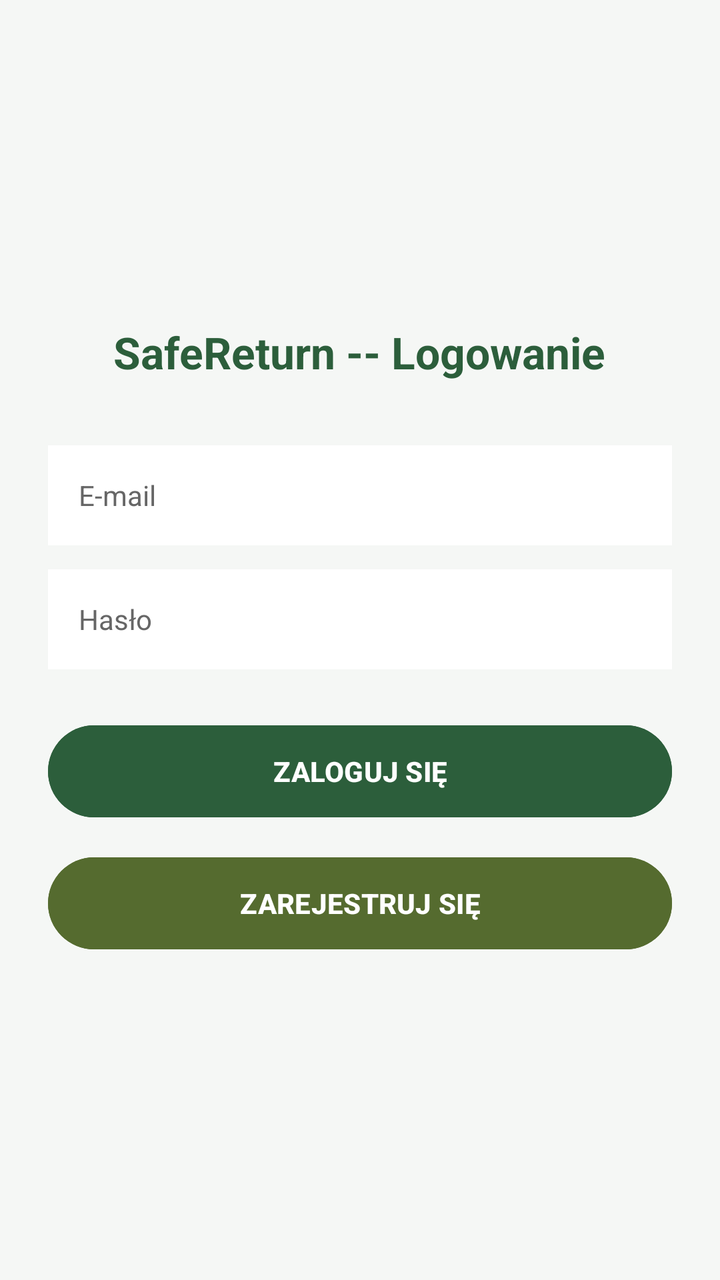
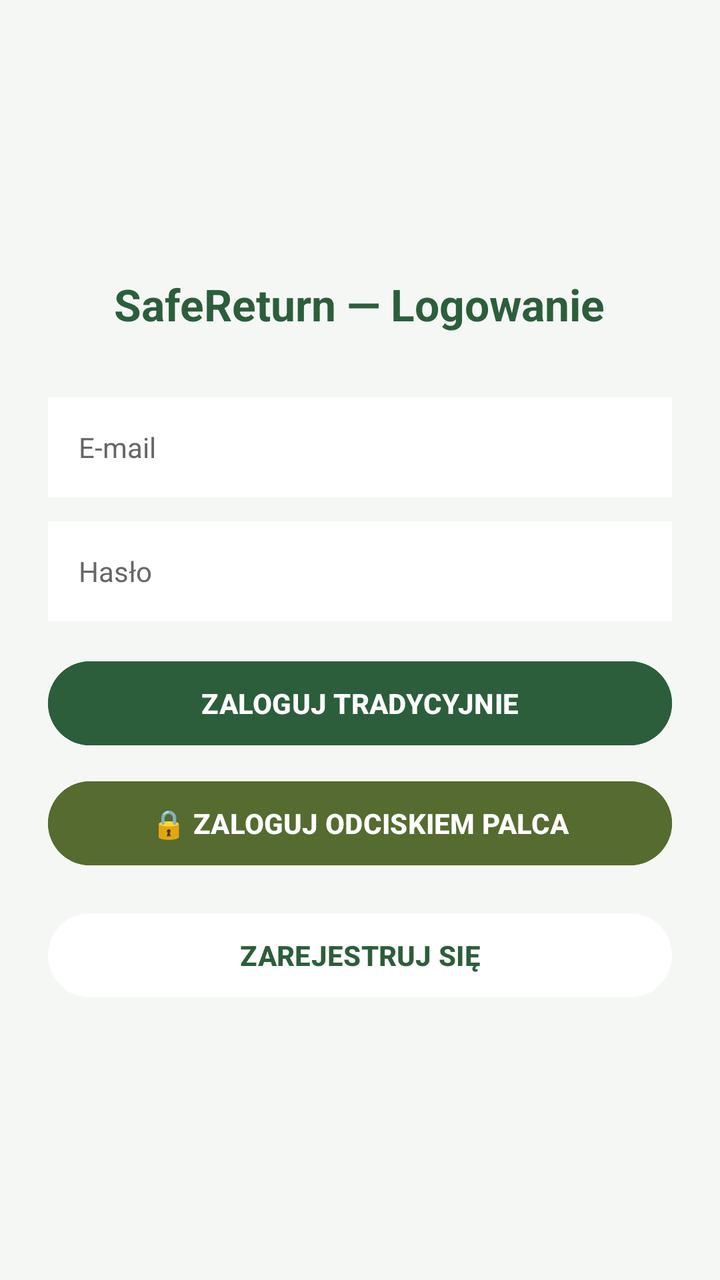

The first picture is an Android layout as it rendered before a commit; the second is the same layout after the commit. The layout source and the unified diff follow.
<!-- AndroidManifest.xml: application theme Theme.SafeReturn -->
<!-- res/layout/activity_login.xml -->
<?xml version="1.0" encoding="utf-8"?>
<LinearLayout xmlns:android="http://schemas.android.com/apk/res/android"
    android:layout_width="match_parent"
    android:layout_height="match_parent"
    android:background="@color/bg_light"
    android:gravity="center"
    android:orientation="vertical"
    android:padding="24dp">

    <TextView
        android:layout_width="wrap_content"
        android:layout_height="wrap_content"
        android:layout_marginBottom="32dp"
        android:text="SafeReturn -- Logowanie"
        android:textColor="@color/forest_primary"
        android:textSize="22sp"
        android:textStyle="bold" />

    <EditText
        android:id="@+id/etEmail"
        android:layout_width="match_parent"
        android:layout_height="50dp"
        android:layout_marginBottom="12dp"
        android:background="@color/card_bg"
        android:hint=" E-mail"
        android:inputType="textEmailAddress"
        android:paddingHorizontal="12dp"
        android:textColor="@color/text_main"
        android:textColorHint="#666666"
        android:textSize="14sp" />

    <EditText
        android:id="@+id/etPassword"
        android:layout_width="match_parent"
        android:layout_height="50dp"
        android:layout_marginBottom="24dp"
        android:background="@color/card_bg"
        android:hint=" Hasło"
        android:inputType="textPassword"
        android:paddingHorizontal="12dp"
        android:textColor="@color/text_main"
        android:textColorHint="#666666"
        android:textSize="14sp" />

    <Button
        android:id="@+id/btnLogin"
        android:layout_width="match_parent"
        android:layout_height="54dp"
        android:layout_marginBottom="12dp"
        android:backgroundTint="@color/forest_primary"
        android:text="ZALOGUJ SIĘ"
        android:textColor="@android:color/white"
        android:textStyle="bold" />

    <Button
        android:id="@+id/btnRegister"
        android:layout_width="match_parent"
        android:layout_height="54dp"
        android:backgroundTint="@color/forest_accent"
        android:text="ZAREJESTRUJ SIĘ"
        android:textColor="@android:color/white"
        android:textStyle="bold" />

</LinearLayout>
<!-- resources referenced by this layout -->
<resources>
  <color name="bg_light">#F5F7F5</color>
  <color name="card_bg">#FFFFFF</color>
  <color name="forest_accent">#556B2F</color>
  <color name="forest_primary">#2C5E3B</color>
  <color name="text_main">#222222</color>
  <style name="Theme.SafeReturn" parent="Base.Theme.SafeReturn" />
  <style name="Base.Theme.SafeReturn" parent="Theme.Material3.DayNight.NoActionBar">
          
          
      </style>
</resources>

<!-- the commit's change to res/layout/activity_login.xml (unified diff, before → after) -->
@@ -6,16 +6,14 @@
     android:gravity="center"
     android:orientation="vertical"
     android:padding="24dp">
-
     <TextView
         android:layout_width="wrap_content"
         android:layout_height="wrap_content"
         android:layout_marginBottom="32dp"
-        android:text="SafeReturn -- Logowanie"
+        android:text="SafeReturn — Logowanie"
         android:textColor="@color/forest_primary"
         android:textSize="22sp"
         android:textStyle="bold" />
-
     <EditText
         android:id="@+id/etEmail"
         android:layout_width="match_parent"
@@ -28,12 +26,11 @@
         android:textColor="@color/text_main"
         android:textColorHint="#666666"
         android:textSize="14sp" />
-
     <EditText
         android:id="@+id/etPassword"
         android:layout_width="match_parent"
         android:layout_height="50dp"
-        android:layout_marginBottom="24dp"
+        android:layout_marginBottom="16dp"
         android:background="@color/card_bg"
         android:hint=" Hasło"
         android:inputType="textPassword"
@@ -41,24 +38,30 @@
         android:textColor="@color/text_main"
         android:textColorHint="#666666"
         android:textSize="14sp" />
-
     <Button
         android:id="@+id/btnLogin"
         android:layout_width="match_parent"
-        android:layout_height="54dp"
-        android:layout_marginBottom="12dp"
+        android:layout_height="50dp"
+        android:layout_marginBottom="10dp"
         android:backgroundTint="@color/forest_primary"
-        android:text="ZALOGUJ SIĘ"
+        android:text="ZALOGUJ TRADYCYJNIE"
         android:textColor="@android:color/white"
         android:textStyle="bold" />
-
+    <Button
+        android:id="@+id/btnBiometricLogin"
+        android:layout_width="match_parent"
+        android:layout_height="50dp"
+        android:layout_marginBottom="16dp"
+        android:backgroundTint="@color/forest_accent"
+        android:text="🔒 ZALOGUJ ODCISKIEM PALCA"
+        android:textColor="@android:color/white"
+        android:textStyle="bold" />
     <Button
         android:id="@+id/btnRegister"
         android:layout_width="match_parent"
-        android:layout_height="54dp"
-        android:backgroundTint="@color/forest_accent"
+        android:layout_height="50dp"
+        android:backgroundTint="@color/card_bg"
         android:text="ZAREJESTRUJ SIĘ"
-        android:textColor="@android:color/white"
+        android:textColor="@color/forest_primary"
         android:textStyle="bold" />
-
 </LinearLayout>
